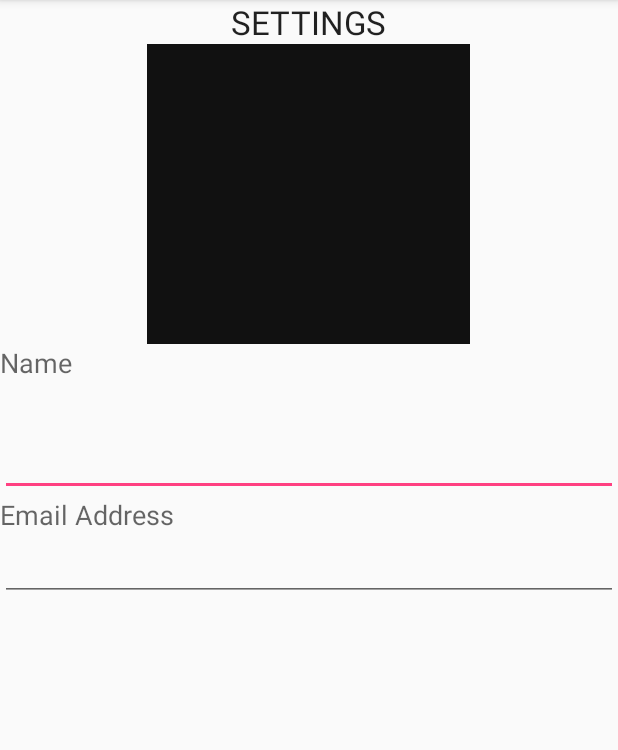
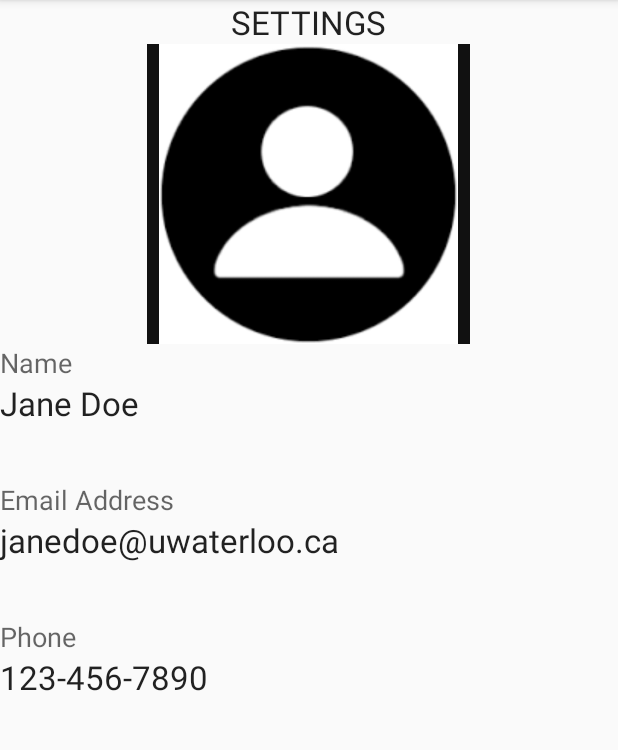
Before and after one commit to hsennik/SubLit, an Android app: the SettingsActivity screen opened directly, with no data from a screen before it, on a phone screen of 412 x 824 dp, the part 84-834 px from its top. Run offline under Robolectric (Android 15) with nearby library versions, the phone set to English and light mode, and no system bars.

Commit message:
small changes

```diff
--- a/app/src/main/res/layout/activity_favourites.xml
+++ b/app/src/main/res/layout/activity_favourites.xml
@@ -18,7 +18,7 @@
         android:layout_width="match_parent"
         android:layout_height="wrap_content"
         android:text="16 Ezra Avenue"
-        android:id="@+id/button2"
+        android:id="@+id/ezra_button"
         android:layout_weight="0.06" />
 
     <Button
--- a/app/src/main/res/layout/activity_settings.xml
+++ b/app/src/main/res/layout/activity_settings.xml
@@ -17,7 +17,8 @@
         android:layout_height="200dp"
         android:id="@+id/imageView2"
         android:layout_gravity="center_horizontal"
-        android:background="#111111" />
+        android:background="#111111"
+        android:src="@drawable/profile" />
 
     <TextView
         android:layout_width="wrap_content"
@@ -26,11 +27,13 @@
         android:text="Name"
         android:id="@+id/textView9" />
 
-    <EditText
-        android:layout_width="match_parent"
+    <TextView
+        android:layout_width="wrap_content"
         android:layout_height="wrap_content"
-        android:id="@+id/editText3"
-        android:layout_weight="0.08" />
+        android:textAppearance="?android:attr/textAppearanceLarge"
+        android:text="Jane Doe"
+        android:id="@+id/textView17"
+        android:layout_weight="0.10" />
 
     <TextView
         android:layout_width="wrap_content"
@@ -39,9 +42,26 @@
         android:text="Email Address"
         android:id="@+id/textView10" />
 
-    <EditText
-        android:layout_width="match_parent"
+    <TextView
+        android:layout_width="wrap_content"
         android:layout_height="wrap_content"
-        android:id="@+id/editText4" />
+        android:textAppearance="?android:attr/textAppearanceLarge"
+        android:text="janedoe@uwaterloo.ca"
+        android:id="@+id/textView18"
+        android:layout_weight="0.10" />
+
+    <TextView
+        android:layout_width="wrap_content"
+        android:layout_height="wrap_content"
+        android:textAppearance="?android:attr/textAppearanceMedium"
+        android:text="Phone"
+        android:id="@+id/textView19" />
+
+    <TextView
+        android:layout_width="wrap_content"
+        android:layout_height="wrap_content"
+        android:textAppearance="?android:attr/textAppearanceLarge"
+        android:text="123-456-7890"
+        android:id="@+id/textView20" />
 
 </LinearLayout>
```
Also changed, not shown: app/src/main/java/com/example/easysub/FavouritesActivity.java (+6 -44 lines), app/src/main/res/drawable/profile.png (added).
